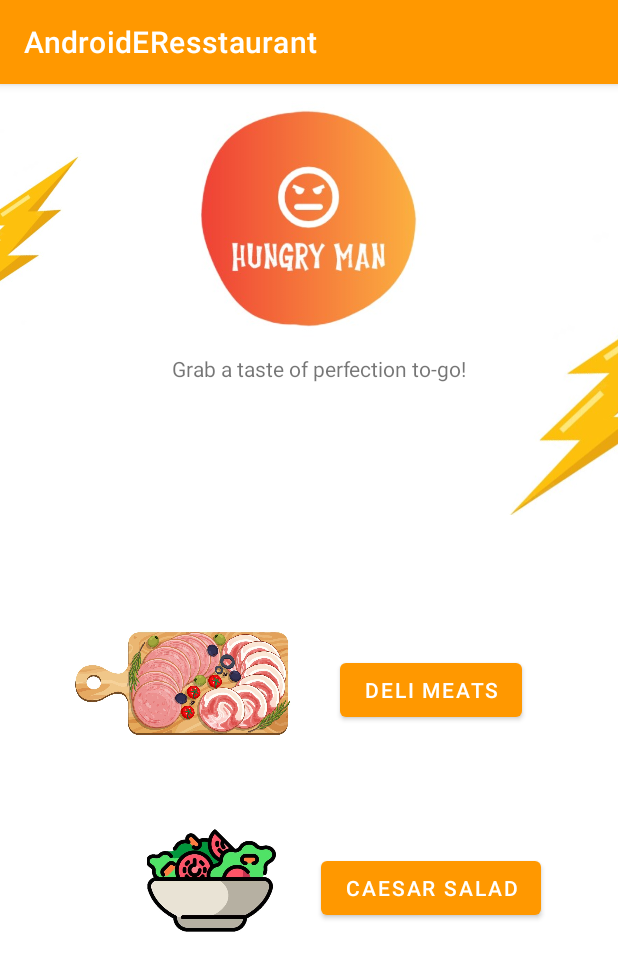
After one commit to Maxime1619/AndroidEresstaurant, an Android app: the Entree screen opened directly, with no data from a screen before it, on a phone screen of 412 x 824 dp. The commit adds this screen. Shown: the top 971 px of the screen. Run offline under Robolectric (Android 15) with nearby library versions, the phone set to English and light mode, and no system bars.

Commit message:
Second commit

```diff
--- a/app/build.gradle
+++ b/app/build.gradle
@@ -30,6 +30,9 @@ android {
     kotlinOptions {
         jvmTarget = '1.8'
     }
+    buildFeatures {
+        viewBinding = true
+    }
 }
 
 dependencies {
--- /dev/null
+++ b/app/src/main/java/fr/isen/maxime/androideresstaurant/Entree.kt
@@ -0,0 +1,11 @@
+package fr.isen.maxime.androideresstaurant
+
+import androidx.appcompat.app.AppCompatActivity
+import android.os.Bundle
+
+class Entree : AppCompatActivity() {
+    override fun onCreate(savedInstanceState: Bundle?) {
+        super.onCreate(savedInstanceState)
+        setContentView(R.layout.activity_entree)
+    }
+}
--- /dev/null
+++ b/app/src/main/res/layout/activity_entree.xml
@@ -0,0 +1,98 @@
+<?xml version="1.0" encoding="utf-8"?>
+<androidx.constraintlayout.widget.ConstraintLayout xmlns:android="http://schemas.android.com/apk/res/android"
+    xmlns:app="http://schemas.android.com/apk/res-auto"
+    xmlns:tools="http://schemas.android.com/tools"
+    android:layout_width="match_parent"
+    android:layout_height="match_parent"
+    tools:context=".Entree">
+
+    <TextView
+        android:id="@+id/textView2"
+        android:layout_width="wrap_content"
+        android:layout_height="wrap_content"
+        android:layout_marginTop="180dp"
+        android:text="@string/slogan"
+        app:layout_constraintEnd_toEndOf="parent"
+        app:layout_constraintHorizontal_bias="0.533"
+        app:layout_constraintStart_toStartOf="parent"
+        app:layout_constraintTop_toTopOf="parent" />
+
+    <ImageView
+        android:id="@+id/imageView5"
+        android:layout_width="186dp"
+        android:layout_height="180dp"
+        app:layout_constraintEnd_toEndOf="parent"
+        app:layout_constraintHorizontal_bias="0.497"
+        app:layout_constraintStart_toStartOf="parent"
+        app:layout_constraintTop_toTopOf="parent"
+        app:srcCompat="@drawable/logo" />
+
+    <ImageView
+        android:id="@+id/imageView7"
+        android:layout_width="65dp"
+        android:layout_height="188dp"
+        android:layout_marginTop="8dp"
+        android:layout_marginEnd="376dp"
+        android:rotation="17"
+        app:layout_constraintEnd_toEndOf="parent"
+        app:layout_constraintTop_toTopOf="parent"
+        app:srcCompat="@drawable/light" />
+
+    <ImageView
+        android:id="@+id/imageView8"
+        android:layout_width="95dp"
+        android:layout_height="344dp"
+        android:layout_marginStart="360dp"
+        android:layout_marginBottom="392dp"
+        android:rotation="17"
+        app:layout_constraintBottom_toBottomOf="parent"
+        app:layout_constraintStart_toStartOf="parent"
+        app:srcCompat="@drawable/light" />
+
+    <ImageView
+        android:id="@+id/imageView9"
+        android:layout_width="147dp"
+        android:layout_height="423dp"
+        android:rotationY="180"
+        app:layout_constraintBottom_toBottomOf="parent"
+        app:layout_constraintEnd_toEndOf="parent"
+        app:layout_constraintHorizontal_bias="0.181"
+        app:layout_constraintStart_toStartOf="parent"
+        app:layout_constraintTop_toTopOf="parent"
+        app:layout_constraintVertical_bias="0.545"
+        app:srcCompat="@drawable/deli_meats" />
+
+    <Button
+        android:id="@+id/button_deli_meats"
+        android:layout_width="wrap_content"
+        android:layout_height="wrap_content"
+        android:layout_marginBottom="340dp"
+        android:text="@string/button_deli_meats"
+        app:layout_constraintBottom_toBottomOf="parent"
+        app:layout_constraintEnd_toEndOf="parent"
+        app:layout_constraintHorizontal_bias="0.78"
+        app:layout_constraintStart_toStartOf="parent" />
+
+    <Button
+        android:id="@+id/button2"
+        android:layout_width="wrap_content"
+        android:layout_height="wrap_content"
+        android:layout_marginBottom="208dp"
+        android:text="@string/button_salad"
+        app:layout_constraintBottom_toBottomOf="parent"
+        app:layout_constraintEnd_toEndOf="parent"
+        app:layout_constraintHorizontal_bias="0.806"
+        app:layout_constraintStart_toStartOf="parent" />
+
+    <ImageView
+        android:id="@+id/imageView13"
+        android:layout_width="86dp"
+        android:layout_height="266dp"
+        android:layout_marginBottom="104dp"
+        app:layout_constraintBottom_toBottomOf="parent"
+        app:layout_constraintEnd_toEndOf="parent"
+        app:layout_constraintHorizontal_bias="0.301"
+        app:layout_constraintStart_toStartOf="parent"
+        app:srcCompat="@drawable/salad" />
+
+</androidx.constraintlayout.widget.ConstraintLayout>
--- a/app/src/main/res/layout/activity_main.xml
+++ b/app/src/main/res/layout/activity_home.xml
@@ -4,14 +4,13 @@
     xmlns:tools="http://schemas.android.com/tools"
     android:layout_width="match_parent"
     android:layout_height="match_parent"
-    tools:context=".MainActivity">
+    tools:context=".HomeActivity">
 
     <Button
         android:id="@+id/button_entree"
         android:layout_width="wrap_content"
         android:layout_height="wrap_content"
         android:layout_marginTop="50dp"
-        android:onClick="buttonClicked"
         android:text="@string/button_entree"
         app:layout_constraintEnd_toEndOf="parent"
         app:layout_constraintStart_toStartOf="parent"
@@ -33,7 +32,6 @@
         android:layout_width="wrap_content"
         android:layout_height="wrap_content"
         android:layout_marginTop="52dp"
-        android:onClick="buttonClicked"
         android:text="@string/button_meal"
         app:layout_constraintEnd_toEndOf="parent"
         app:layout_constraintStart_toStartOf="parent"
@@ -44,7 +42,6 @@
         android:layout_width="wrap_content"
         android:layout_height="wrap_content"
         android:layout_marginTop="50dp"
-        android:onClick="buttonClicked"
         android:text="@string/button_dessert"
         app:layout_constraintEnd_toEndOf="parent"
         app:layout_constraintStart_toStartOf="parent"
--- a/app/src/main/res/values/strings.xml
+++ b/app/src/main/res/values/strings.xml
@@ -4,5 +4,8 @@
     <string name="button_entree">Entree</string>
     <string name="button_meal">Meal</string>
     <string name="button_dessert">Dessert</string>
+    <string name="button_deli_meats">Deli Meats</string>
+    <string name="button_salad">Caesar Salad</string>
     <string name="home_title">HUNGRY Man</string>
+
 </resources>
```
Also changed, not shown: app/src/main/AndroidManifest.xml (+7 -1 lines), app/src/main/java/fr/isen/maxime/androideresstaurant/HomeActivity.kt (added, +77 -0 lines), app/src/main/java/fr/isen/maxime/androideresstaurant/LauchActivity.kt (added, +30 -0 lines), app/src/main/java/fr/isen/maxime/androideresstaurant/MainActivity.kt (deleted, +0 -35 lines), app/src/main/res/layout/activity_lauch.xml (added, +60 -0 lines), app/src/main/res/drawable/deli_meats.jpg (added), app/src/main/res/drawable/salad.jpg (added).
